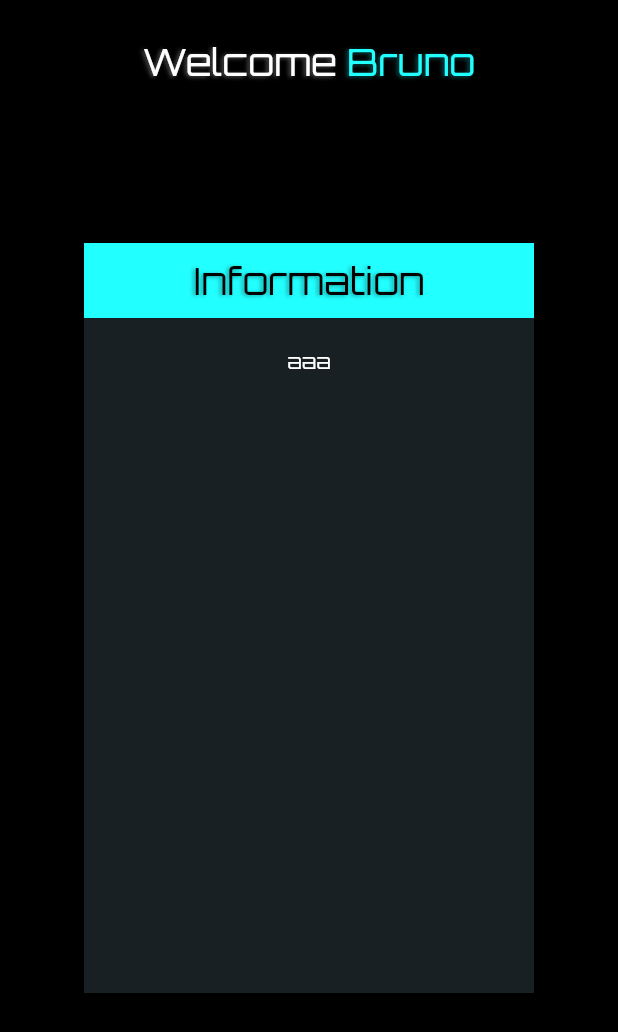
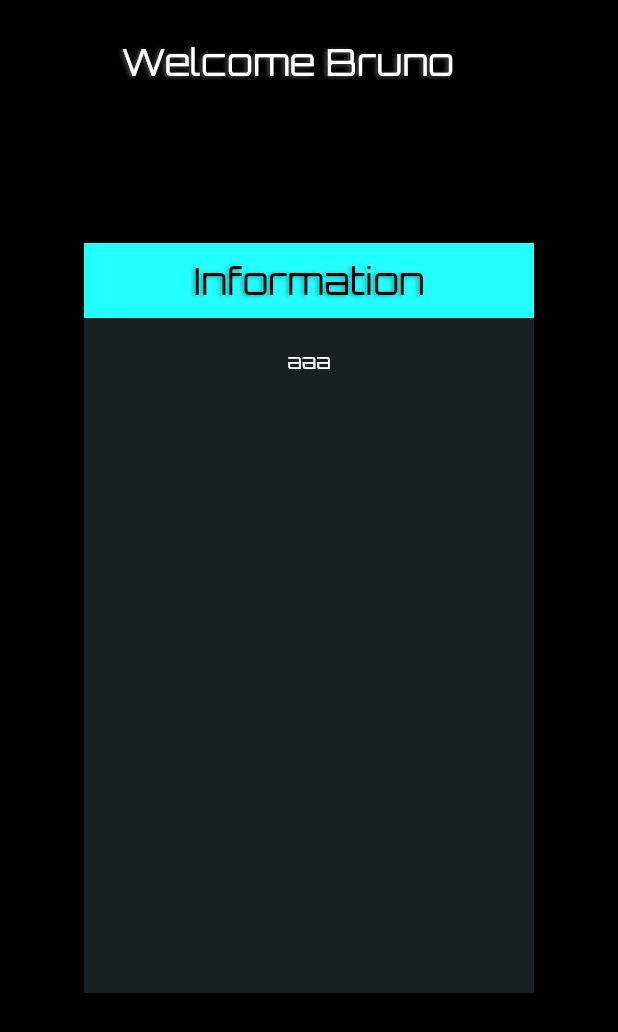
Before and after one commit to BrunoEleodoro/scifi_flutter, a Flutter app: the screen it shows after launch, on a phone screen of 412 x 824 dp. Shown: the top 1032 px of the screen. Run offline on Flutter 3.47's test engine with Material 2 defaults, Android fonts, the phone set to English and light mode, and no system bars; our stand-ins replace animated_text_kit, google_fonts, video_player.

Commit message:
Vamo q vamo

```diff
--- a/lib/main.dart
+++ b/lib/main.dart
@@ -4,6 +4,7 @@ import 'package:scifi_flutter/NeonPanel.dart';
 import 'package:scifi_flutter/NeonText.dart';
 import 'package:scifi_flutter/NeonTile.dart';
 import 'package:video_player/video_player.dart';
+import 'package:animated_text_kit/animated_text_kit.dart';
 
 void main() {
   runApp(MyApp());
@@ -33,7 +34,7 @@ class HomePage extends StatefulWidget {
 }
 
 class _HomePageState extends State<HomePage>
-    with SingleTickerProviderStateMixin {
+    with TickerProviderStateMixin  {
   bool startAnimation = false;
   AnimationController _animationController;
   VideoPlayerController _controller;
@@ -76,7 +77,7 @@ class _HomePageState extends State<HomePage>
                   child: Row(
                     mainAxisAlignment: MainAxisAlignment.center,
                     children: [
-                      NeonText(
+                  /*   NeonText(
                         text: 'Welcome ',
                         size: 25,
                         color: Colors.white,
@@ -85,6 +86,27 @@ class _HomePageState extends State<HomePage>
                         text: 'Bruno',
                         size: 25,
                         color: Color(0xFF22ffff),
+                      ),*/
+                      SizedBox(
+                        width: 250.0,
+                        child: TyperAnimatedTextKit(
+                          text: [
+                            "Welcome Bruno"
+                          ],
+                          isRepeatingAnimation: false,
+                          textStyle: TextStyle(
+                            fontSize: 25,
+                            color: Colors.white,
+                            shadows: <Shadow>[
+                              Shadow(
+                                offset: Offset(-1.5, 1.0),
+                                blurRadius: 3.0,
+                                color: Colors.white.withAlpha(90),
+                              ),
+                            ]),
+                          textAlign: TextAlign.start,
+                          alignment: AlignmentDirectional.topStart // or Alignment.topLeft
+                        ),
                       ),
                     ],
                   ),
```
